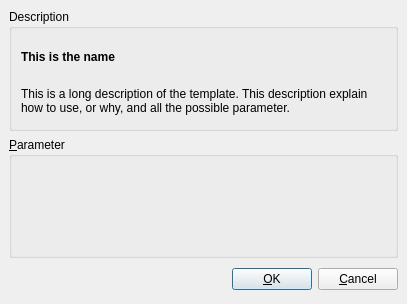
The window that xinx/ui/runsnipet.ui (phoenix741/xinx) describes before a commit, drawn with Qt 5.
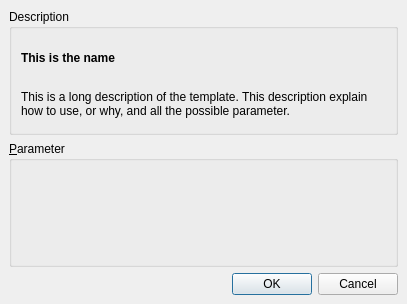
The same window after the commit. Icons and pictures are not drawn.

Diff of the .ui file:
```diff
--- a/xinx/ui/runsnipet.ui
+++ b/xinx/ui/runsnipet.ui
@@ -77,56 +77,11 @@
     </widget>
    </item>
    <item>
-    <layout class="QHBoxLayout" >
-     <property name="spacing" >
-      <number>6</number>
+    <widget class="QDialogButtonBox" name="buttonBox" >
+     <property name="standardButtons" >
+      <set>QDialogButtonBox::Cancel|QDialogButtonBox::Ok</set>
      </property>
-     <property name="leftMargin" >
-      <number>0</number>
-     </property>
-     <property name="topMargin" >
-      <number>0</number>
-     </property>
-     <property name="rightMargin" >
-      <number>0</number>
-     </property>
-     <property name="bottomMargin" >
-      <number>0</number>
-     </property>
-     <item>
-      <spacer>
-       <property name="orientation" >
-        <enum>Qt::Horizontal</enum>
-       </property>
-       <property name="sizeHint" >
-        <size>
-         <width>131</width>
-         <height>31</height>
-        </size>
-       </property>
-      </spacer>
-     </item>
-     <item>
-      <widget class="QPushButton" name="okButton" >
-       <property name="text" >
-        <string>&amp;OK</string>
-       </property>
-       <property name="icon" >
-        <iconset resource="../application.qrc" >:/images/button_ok.png</iconset>
-       </property>
-      </widget>
-     </item>
-     <item>
-      <widget class="QPushButton" name="cancelButton" >
-       <property name="text" >
-        <string>&amp;Cancel</string>
-       </property>
-       <property name="icon" >
-        <iconset resource="../application.qrc" >:/images/button_cancel.png</iconset>
-       </property>
-      </widget>
-     </item>
-    </layout>
+    </widget>
    </item>
   </layout>
  </widget>
```
Left out of the diff: 50 changed lines with no effect on the pictures.
